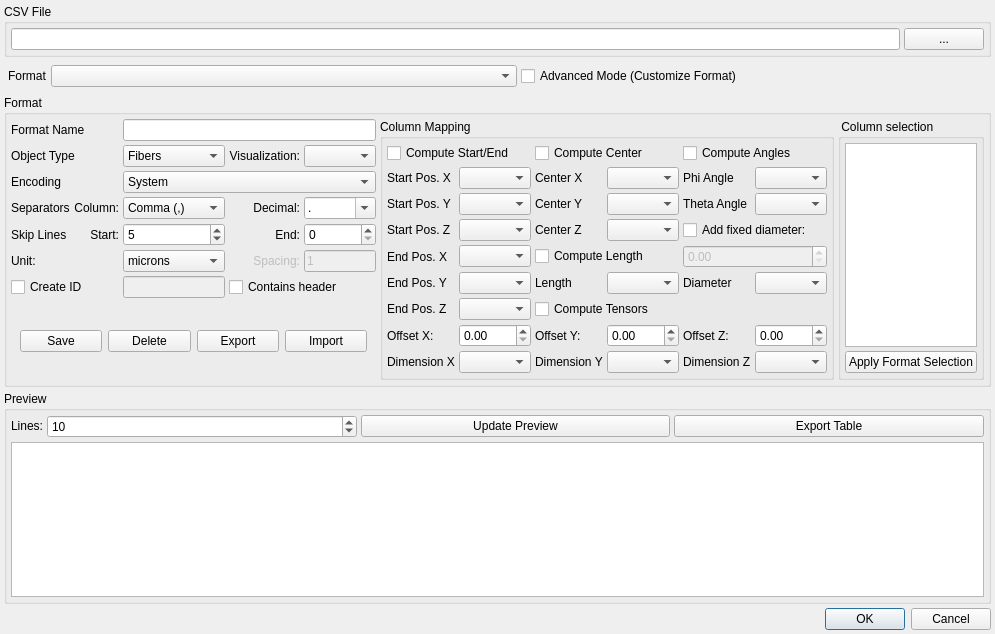
The window that modules/FeatureScout/CsvInput.ui (3dct/open_iA) describes before a commit, drawn with Qt 5.
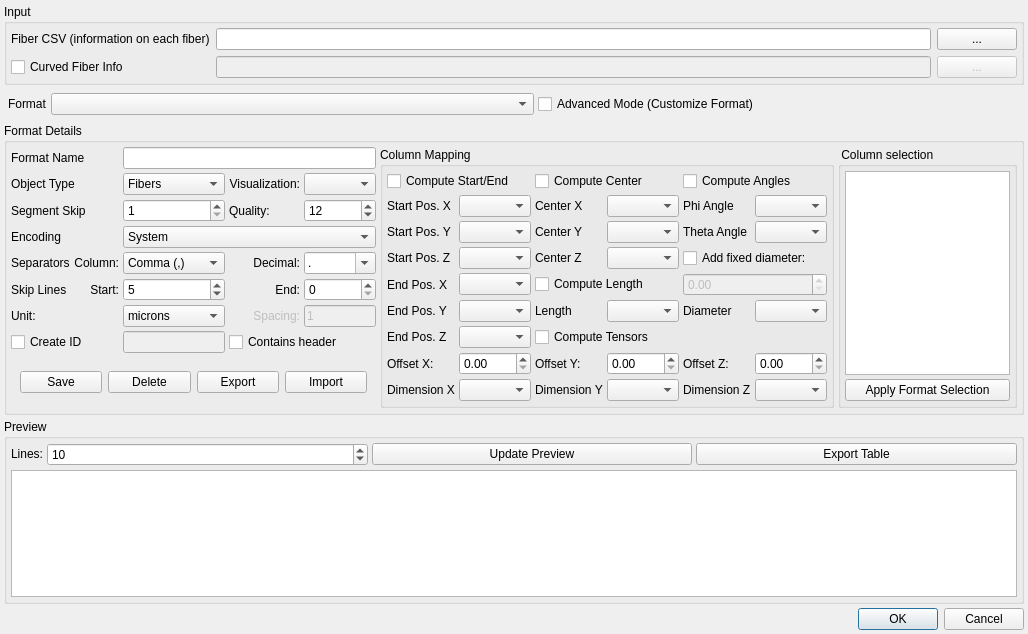
The same window after the commit.

Commit message: FeatureScout: configurable cylinder quality (sides/segmentSkip) / curved fiber info in CSV dialog

```diff
--- a/modules/FeatureScout/CsvInput.ui
+++ b/modules/FeatureScout/CsvInput.ui
@@ -6,7 +6,7 @@
    <rect>
     <x>0</x>
     <y>0</y>
-    <width>901</width>
+    <width>1028</width>
     <height>634</height>
    </rect>
   </property>
@@ -38,12 +38,9 @@
       </sizepolicy>
      </property>
      <property name="title">
-      <string>CSV File</string>
+      <string>Input</string>
      </property>
-     <layout class="QHBoxLayout" name="horizontalLayout_6">
-      <property name="spacing">
-       <number>4</number>
-      </property>
+     <layout class="QGridLayout" name="gridLayout_3">
       <property name="leftMargin">
        <number>4</number>
       </property>
@@ -56,16 +53,47 @@
       <property name="bottomMargin">
        <number>4</number>
       </property>
-      <item>
+      <item row="0" column="1">
        <widget class="QLineEdit" name="ed_FileName"/>
       </item>
-      <item>
+      <item row="0" column="2">
        <widget class="QPushButton" name="btn_SelectFile">
         <property name="text">
          <string>...</string>
         </property>
        </widget>
       </item>
+      <item row="0" column="0">
+       <widget class="QLabel" name="lb_FileName">
+        <property name="text">
+         <string>Fiber CSV (information on each fiber)</string>
+        </property>
+       </widget>
+      </item>
+      <item row="1" column="1">
+       <widget class="QLineEdit" name="ed_CurvedFileName">
+        <property name="enabled">
+         <bool>false</bool>
+        </property>
+       </widget>
+      </item>
+      <item row="1" column="2">
+       <widget class="QPushButton" name="btn_SelectCurvedFile">
+        <property name="enabled">
+         <bool>false</bool>
+        </property>
+        <property name="text">
+         <string>...</string>
+        </property>
+       </widget>
+      </item>
+      <item row="1" column="0">
+       <widget class="QCheckBox" name="cb_CurvedFiberInfo">
+        <property name="text">
+         <string>Curved Fiber Info</string>
+        </property>
+       </widget>
+      </item>
      </layout>
     </widget>
    </item>
@@ -126,7 +154,7 @@
       </sizepolicy>
      </property>
      <property name="title">
-      <string>Format</string>
+      <string>Format Details</string>
      </property>
      <layout class="QHBoxLayout" name="horizontalLayout_3">
       <property name="spacing">
@@ -149,68 +177,51 @@
         <property name="spacing">
          <number>4</number>
         </property>
-        <item row="3" column="1">
-         <widget class="QLabel" name="lbl_SeparatorColumn">
-          <property name="text">
-           <string>Column:</string>
+        <item row="6" column="4">
+         <widget class="QLineEdit" name="ed_Spacing">
+          <property name="enabled">
+           <bool>false</bool>
           </property>
-          <property name="alignment">
-           <set>Qt::AlignRight|Qt::AlignTrailing|Qt::AlignVCenter</set>
-          </property>
-         </widget>
-        </item>
-        <item row="3" column="4">
-         <widget class="QComboBox" name="cmbbox_DecimalSeparator">
-          <property name="editable">
-           <bool>true</bool>
-          </property>
-          <item>
-           <property name="text">
-            <string>.</string>
-           </property>
-          </item>
-          <item>
-           <property name="text">
-            <string>,</string>
-           </property>
-          </item>
-         </widget>
-        </item>
-        <item row="3" column="0">
-         <widget class="QLabel" name="lbl_Separators">
           <property name="text">
-           <string>Separators</string>
+           <string>1</string>
           </property>
          </widget>
         </item>
-        <item row="3" column="3">
-         <widget class="QLabel" name="lbl_SeparatorDecimal">
+        <item row="5" column="3">
+         <widget class="QLabel" name="lbl_SkipLinesEnd">
           <property name="text">
-           <string>Decimal:</string>
+           <string>End:</string>
           </property>
           <property name="alignment">
            <set>Qt::AlignRight|Qt::AlignTrailing|Qt::AlignVCenter</set>
           </property>
          </widget>
         </item>
-        <item row="1" column="3">
-         <widget class="QLabel" name="lbl_VisualizeAs">
+        <item row="5" column="0">
+         <widget class="QLabel" name="lbl_SkipLines">
           <property name="text">
-           <string>Visualization:</string>
+           <string>Skip Lines</string>
           </property>
-          <property name="alignment">
-           <set>Qt::AlignRight|Qt::AlignTrailing|Qt::AlignVCenter</set>
+         </widget>
+        </item>
+        <item row="1" column="0" colspan="2">
+         <widget class="QLabel" name="lbl_ObjectType">
+          <property name="text">
+           <string>Object Type</string>
           </property>
          </widget>
         </item>
-        <item row="0" column="0" colspan="2">
-         <widget class="QLabel" name="lbl_FormatName">
+        <item row="3" column="0" colspan="2">
+         <widget class="QLabel" name="lbl_Encoding">
           <property name="text">
-           <string>Format Name</string>
+           <string>Encoding</string>
           </property>
          </widget>
         </item>
-        <item row="2" column="2" colspan="3">
+        <item row="1" column="4">
+         <widget class="QComboBox" name="cmbbox_VisualizeAs"/>
+        </item>
+        <item row="3" column="2" colspan="3">
          <widget class="QComboBox" name="cmbbox_Encoding">
           <item>
            <property name="text">
@@ -234,45 +245,6 @@
           </item>
          </widget>
         </item>
-        <item row="3" column="2">
-         <widget class="QComboBox" name="cmbbox_ColSeparator">
-          <property name="enabled">
-           <bool>true</bool>
-          </property>
-          <property name="editable">
-           <bool>false</bool>
-          </property>
-          <item>
-           <property name="text">
-            <string>Comma (,)</string>
-           </property>
-          </item>
-          <item>
-           <property name="text">
-            <string>Semicolon (;)</string>
-           </property>
-          </item>
-          <item>
-           <property name="text">
-            <string>Tabulator</string>
-           </property>
-          </item>
-         </widget>
-        </item>
-        <item row="6" column="3" colspan="2">
-         <widget class="QCheckBox" name="cb_ContainsHeader">
-          <property name="text">
-           <string>Contains header</string>
-          </property>
-         </widget>
-        </item>
-        <item row="6" column="0" colspan="2">
-         <widget class="QCheckBox" name="cb_AddAutoID">
-          <property name="text">
-           <string>Create ID</string>
-          </property>
-         </widget>
-        </item>
         <item row="1" column="2">
          <widget class="QComboBox" name="cmbbox_ObjectType">
           <item>
@@ -292,90 +264,63 @@
           </item>
          </widget>
         </item>
-        <item row="6" column="2">
-         <widget class="QLineEdit" name="ed_col_ID">
-          <property name="enabled">
-           <bool>false</bool>
-          </property>
-         </widget>
-        </item>
-        <item row="5" column="4">
-         <widget class="QLineEdit" name="ed_Spacing">
-          <property name="enabled">
-           <bool>false</bool>
-          </property>
-          <property name="text">
-           <string>1</string>
-          </property>
-         </widget>
-        </item>
-        <item row="2" column="0" colspan="2">
-         <widget class="QLabel" name="lbl_Encoding">
-          <property name="text">
-           <string>Encoding</string>
-          </property>
-         </widget>
-        </item>
         <item row="4" column="4">
-         <widget class="QSpinBox" name="ed_SkipLinesEnd">
-          <property name="maximum">
-           <number>9999999</number>
+         <widget class="QComboBox" name="cmbbox_DecimalSeparator">
+          <property name="editable">
+           <bool>true</bool>
           </property>
+          <item>
+           <property name="text">
+            <string>.</string>
+           </property>
+          </item>
+          <item>
+           <property name="text">
+            <string>,</string>
+           </property>
+          </item>
          </widget>
         </item>
-        <item row="1" column="0" colspan="2">
-         <widget class="QLabel" name="lbl_ObjectType">
+        <item row="7" column="0" colspan="2">
+         <widget class="QCheckBox" name="cb_AddAutoID">
           <property name="text">
-           <string>Object Type</string>
+           <string>Create ID</string>
           </property>
          </widget>
         </item>
-        <item row="5" column="2">
-         <widget class="QComboBox" name="cmbbox_Unit">
-          <item>
-           <property name="text">
-            <string>microns</string>
-           </property>
-          </item>
+        <item row="7" column="3" colspan="2">
+         <widget class="QCheckBox" name="cb_ContainsHeader">
+          <property name="text">
+           <string>Contains header</string>
+          </property>
          </widget>
         </item>
         <item row="4" column="2">
-         <widget class="QSpinBox" name="ed_SkipLinesStart">
+         <widget class="QComboBox" name="cmbbox_ColSeparator">
           <property name="enabled">
            <bool>true</bool>
           </property>
-          <property name="minimum">
-           <number>0</number>
+          <property name="editable">
+           <bool>false</bool>
           </property>
-          <property name="maximum">
-           <number>9999999</number>
-          </property>
-          <property name="value">
-           <number>5</number>
-          </property>
+          <item>
+           <property name="text">
+            <string>Comma (,)</string>
+           </property>
+          </item>
+          <item>
+           <property name="text">
+            <string>Semicolon (;)</string>
+           </property>
+          </item>
+          <item>
+           <property name="text">
+            <string>Tabulator</string>
+           </property>
+          </item>
          </widget>
         </item>
-        <item row="0" column="2" colspan="3">
-         <widget class="QLineEdit" name="ed_FormatName"/>
-        </item>
-        <item row="4" column="3">
-         <widget class="QLabel" name="lbl_SkipLinesEnd">
-          <property name="text">
-           <string>End:</string>
-          </property>
-          <property name="alignment">
-           <set>Qt::AlignRight|Qt::AlignTrailing|Qt::AlignVCenter</set>
-          </property>
-         </widget>
-        </item>
-        <item row="5" column="0" colspan="2">
-         <widget class="QLabel" name="lbl_Unit">
-          <property name="text">
-           <string>Unit:</string>
-          </property>
-         </widget>
-        </item>
-        <item row="5" column="3">
+        <item row="6" column="3">
          <widget class="QLabel" name="lbl_Spacing">
           <property name="enabled">
            <bool>false</bool>
@@ -388,27 +333,7 @@
           </property>
          </widget>
         </item>
-        <item row="4" column="1">
-         <widget class="QLabel" name="lbl_SkipLinesStart">
-          <property name="text">
-           <string>Start:</string>
-          </property>
-          <property name="alignment">
-           <set>Qt::AlignRight|Qt::AlignTrailing|Qt::AlignVCenter</set>
-          </property>
-         </widget>
-        </item>
-        <item row="1" column="4">
-         <widget class="QComboBox" name="cmbbox_VisualizeAs"/>
-        </item>
-        <item row="4" column="0">
-         <widget class="QLabel" name="lbl_SkipLines">
-          <property name="text">
-           <string>Skip Lines</string>
-          </property>
-         </widget>
-        </item>
-        <item row="7" column="0" colspan="5">
+        <item row="8" column="0" colspan="5">
          <widget class="QWidget" name="widget" native="true">
           <layout class="QHBoxLayout" name="horizontalLayout">
            <item>
@@ -445,6 +370,173 @@
           </layout>
          </widget>
         </item>
+        <item row="5" column="4">
+         <widget class="QSpinBox" name="ed_SkipLinesEnd">
+          <property name="maximum">
+           <number>9999999</number>
+          </property>
+         </widget>
+        </item>
+        <item row="4" column="3">
+         <widget class="QLabel" name="lbl_SeparatorDecimal">
+          <property name="text">
+           <string>Decimal:</string>
+          </property>
+          <property name="alignment">
+           <set>Qt::AlignRight|Qt::AlignTrailing|Qt::AlignVCenter</set>
+          </property>
+         </widget>
+        </item>
+        <item row="1" column="3">
+         <widget class="QLabel" name="lbl_VisualizeAs">
+          <property name="text">
+           <string>Visualization:</string>
+          </property>
+          <property name="alignment">
+           <set>Qt::AlignRight|Qt::AlignTrailing|Qt::AlignVCenter</set>
+          </property>
+         </widget>
+        </item>
+        <item row="5" column="2">
+         <widget class="QSpinBox" name="ed_SkipLinesStart">
+          <property name="enabled">
+           <bool>true</bool>
+          </property>
+          <property name="minimum">
+           <number>0</number>
+          </property>
+          <property name="maximum">
+           <number>9999999</number>
+          </property>
+          <property name="value">
+           <number>5</number>
+          </property>
+         </widget>
+        </item>
+        <item row="6" column="0" colspan="2">
+         <widget class="QLabel" name="lbl_Unit">
+          <property name="text">
+           <string>Unit:</string>
+          </property>
+         </widget>
+        </item>
+        <item row="7" column="2">
+         <widget class="QLineEdit" name="ed_col_ID">
+          <property name="enabled">
+           <bool>false</bool>
+          </property>
+         </widget>
+        </item>
+        <item row="4" column="1">
+         <widget class="QLabel" name="lbl_SeparatorColumn">
+          <property name="text">
+           <string>Column:</string>
+          </property>
+          <property name="alignment">
+           <set>Qt::AlignRight|Qt::AlignTrailing|Qt::AlignVCenter</set>
+          </property>
+         </widget>
+        </item>
+        <item row="0" column="0" colspan="2">
+         <widget class="QLabel" name="lbl_FormatName">
+          <property name="text">
+           <string>Format Name</string>
+          </property>
+         </widget>
+        </item>
+        <item row="5" column="1">
+         <widget class="QLabel" name="lbl_SkipLinesStart">
+          <property name="text">
+           <string>Start:</string>
+          </property>
+          <property name="alignment">
+           <set>Qt::AlignRight|Qt::AlignTrailing|Qt::AlignVCenter</set>
+          </property>
+         </widget>
+        </item>
+        <item row="6" column="2">
+         <widget class="QComboBox" name="cmbbox_Unit">
+          <item>
+           <property name="text">
+            <string>microns</string>
+           </property>
+          </item>
+         </widget>
+        </item>
+        <item row="4" column="0">
+         <widget class="QLabel" name="lbl_Separators">
+          <property name="text">
+           <string>Separators</string>
+          </property>
+         </widget>
+        </item>
+        <item row="0" column="2" colspan="3">
+         <widget class="QLineEdit" name="ed_FormatName"/>
+        </item>
+        <item row="2" column="3">
+         <widget class="QLabel" name="lb_CylinderQuality">
+          <property name="toolTip">
+           <string>The higher the number, the better the cylinder visualization quality (represents number of sides used for modelling cylinder).</string>
+          </property>
+          <property name="toolTipDuration">
+           <number>5000</number>
+          </property>
+          <property name="text">
+           <string>Quality:</string>
+          </property>
+         </widget>
+        </item>
+        <item row="2" column="4">
+         <widget class="QSpinBox" name="sb_CylinderQuality">
+          <property name="toolTip">
+           <string>The higher the number, the better the cylinder visualization quality (represents number of sides used for modelling cylinder).</string>
+          </property>
+          <property name="toolTipDuration">
+           <number>5000</number>
+          </property>
+          <property name="minimum">
+           <number>3</number>
+          </property>
+          <property name="maximum">
+           <number>1000</number>
+          </property>
+          <property name="value">
+           <number>12</number>
+          </property>
+         </widget>
+        </item>
+        <item row="2" column="0" colspan="2">
+         <widget class="QLabel" name="label">
+          <property name="toolTip">
+           <string>1=best quality, higher values -&gt; less quality for curved fibers. Value determines that every nth point of those given will be shown.</string>
+          </property>
+          <property name="toolTipDuration">
+           <number>5000</number>
+          </property>
+          <property name="whatsThis">
+           <string/>
+          </property>
+          <property name="text">
+           <string>Segment Skip</string>
+          </property>
+         </widget>
+        </item>
+        <item row="2" column="2">
+         <widget class="QSpinBox" name="sb_SegmentSkip">
+          <property name="toolTip">
+           <string>1=best quality, higher values -&gt; less quality for curved fibers. Value determines that every nth point of those given will be shown.</string>
+          </property>
+          <property name="toolTipDuration">
+           <number>5000</number>
+          </property>
+          <property name="minimum">
+           <number>1</number>
+          </property>
+          <property name="maximum">
+           <number>1000</number>
+          </property>
+         </widget>
+        </item>
        </layout>
       </item>
       <item>
```
The commit also changes 15 other files.
